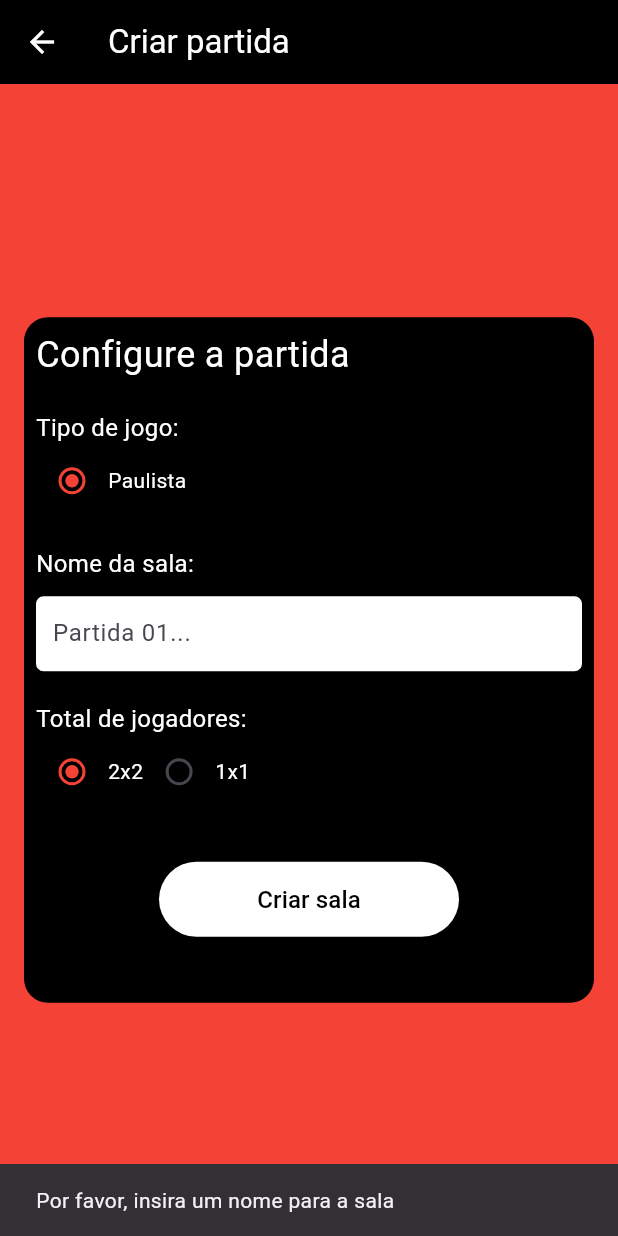
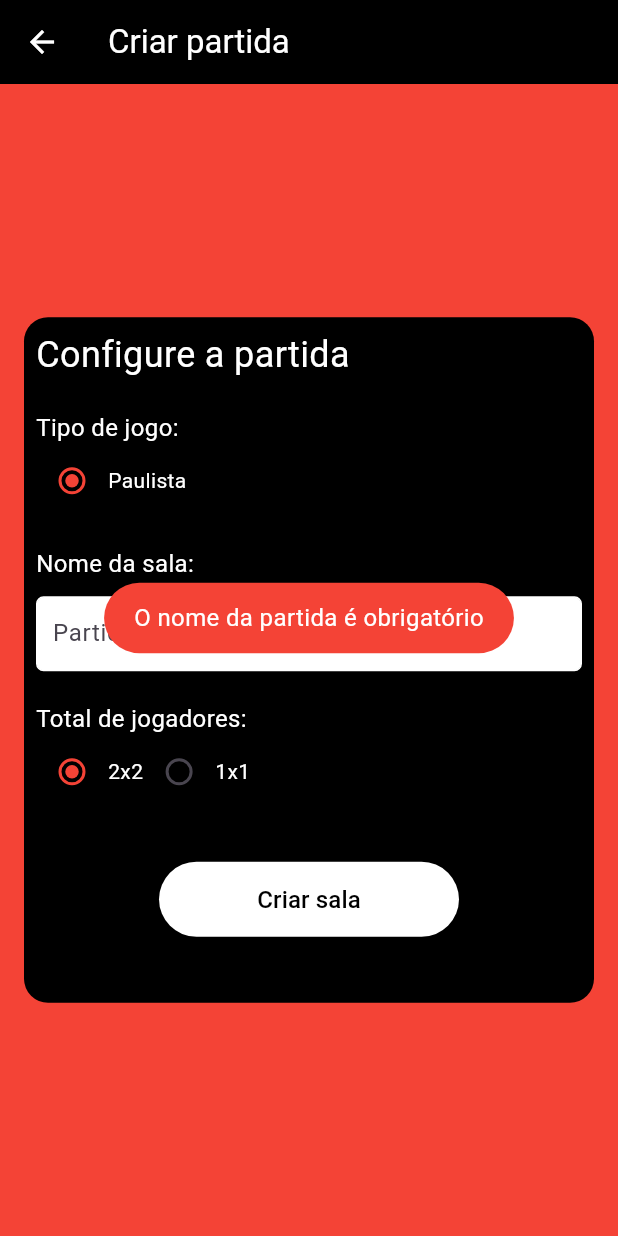
Before and after one commit to Leordrgs/TrucoMobile, a Flutter app: the MyCreateNewGamePage screen opened directly, after a tap on "Criar sala", on a phone screen of 412 x 824 dp. Run offline on Flutter 3.47's test engine with Material 3 defaults, Android fonts, the phone set to English and light mode, and no system bars; our stand-ins replace cloud_firestore, firebase_auth, firebase_core, fluttertoast; accounts and stored records are empty.

```diff
--- /dev/null
+++ b/truco_mobile/lib/src/config/error_message.dart
@@ -0,0 +1,3 @@
+const gameCreateSucessuful = 'Partida criada com sucesso';
+const gameCreateError = 'Erro ao criar a partida';
+const needsGameName = 'O nome da partida é obrigatório';
--- a/truco_mobile/lib/src/view/create_game_view.dart
+++ b/truco_mobile/lib/src/view/create_game_view.dart
@@ -1,7 +1,10 @@
 import 'package:cloud_firestore/cloud_firestore.dart';
 import 'package:flutter/material.dart';
+import 'package:truco_mobile/src/config/error_message.dart';
+import 'package:truco_mobile/src/service/database_service.dart';
 import 'package:truco_mobile/src/view/home_view.dart';
 import 'package:truco_mobile/src/widget/custom_button.dart';
+import 'package:truco_mobile/src/widget/custom_toast.dart';
 
 class MyCreateNewGamePage extends StatefulWidget {
   final String title;
@@ -15,46 +18,23 @@ class _MyCreateNewGamePageState extends State<MyCreateNewGamePage> {
   bool _isPaulista = true;
   int _totalPlayers = 2;
   String _gameName = '';
+  DatabaseService databaseService = DatabaseService();
 
   void _navigateBack(BuildContext context) {
     Navigator.push(
       context,
-      MaterialPageRoute(builder: (context) => MyHomePagePage(title: 'Tela inicial')),
+      MaterialPageRoute(
+          builder: (context) => MyHomePagePage(title: 'Tela inicial')),
     );
   }
 
   Future<void> _createGame() async {
     if (_gameName.isEmpty) {
-      ScaffoldMessenger.of(context).showSnackBar(
-        SnackBar(content: Text('Por favor, insira um nome para a sala')),
-      );
+      genericToast(needsGameName, Colors.red, Colors.white);
       return;
     }
 
-    try {
-      // Adiciona a partida ao Firestore
-      CollectionReference games = FirebaseFirestore.instance.collection('games');
-      await games.add({
-        'name': _gameName,
-        'isPaulista': _isPaulista,
-        'totalPlayers': _totalPlayers,
-        'createdAt': FieldValue.serverTimestamp(),
-        'players': [],
-      });
-
-      // Mostra uma mensagem de sucesso
-      ScaffoldMessenger.of(context).showSnackBar(
-        SnackBar(content: Text('Partida criada com sucesso')),
-      );
-
-      // Navega de volta para a tela inicial
-      _navigateBack(context);
-    } catch (e) {
-      // Em caso de erro, mostra uma mensagem de erro
-      ScaffoldMessenger.of(context).showSnackBar(
-        SnackBar(content: Text('Erro ao criar a partida: $e')),
-      );
-    }
+    databaseService.createTrucoGame(_gameName, _isPaulista, _totalPlayers);
   }
 
   PreferredSizeWidget _buildAppBar() {
--- a/truco_mobile/lib/src/widget/custom_toast.dart
+++ b/truco_mobile/lib/src/widget/custom_toast.dart
@@ -58,5 +58,17 @@ void showIsNotYourTurn(String playerName) {
       timeInSecForIosWeb: 1,
       backgroundColor: Colors.red,
       textColor: Colors.white,
+      fontSize: 16.0
+    );
+}
+
+void genericToast(String message, Color backgroundColor, Color textColor) {
+    Fluttertoast.showToast(
+      msg: message,
+      toastLength: Toast.LENGTH_SHORT,
+      gravity: ToastGravity.CENTER,
+      timeInSecForIosWeb: 1,
+      backgroundColor: backgroundColor,
+      textColor: textColor,
       fontSize: 16.0);
 }
```
Also changed, not shown: truco_mobile/lib/src/service/database_service.dart (added, +25 -0 lines), truco_mobile/lib/src/view/game_list_view.dart (+26 -20 lines).
